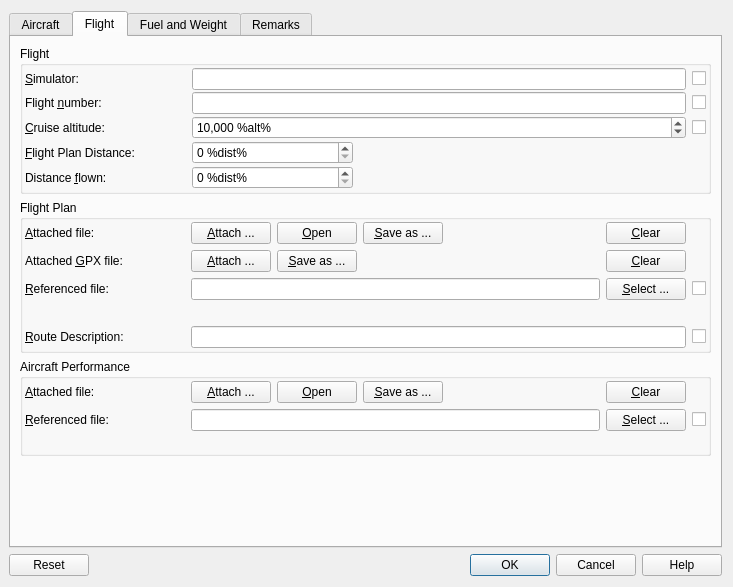
albar965/littlenavmap, file src/logbook/logdatadialog.ui: the form before one commit.
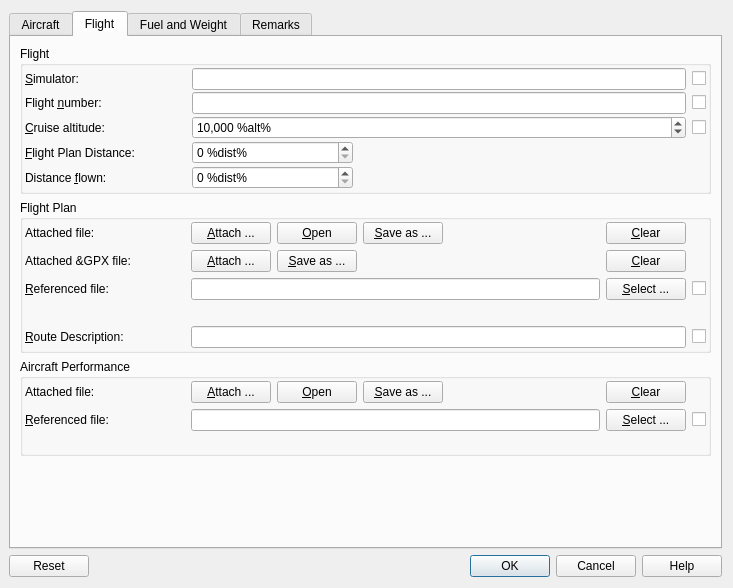
The form after the commit. The open tabs and pages were chosen to show the change.

Commit message: Corrected user interface for tab order and buddies.

Diff of the .ui file:
```diff
--- a/src/logbook/logdatadialog.ui
+++ b/src/logbook/logdatadialog.ui
@@ -7,7 +7,7 @@
     <x>0</x>
     <y>0</y>
     <width>733</width>
-    <height>587</height>
+    <height>588</height>
    </rect>
   </property>
   <property name="windowTitle">
@@ -852,9 +852,6 @@
             <property name="text">
              <string>Attached &amp;GPX file:</string>
             </property>
-            <property name="buddy">
-             <cstring>lineEditFlightPlanFile</cstring>
-            </property>
            </widget>
           </item>
           <item row="4" column="1" colspan="2">
@@ -914,10 +911,10 @@
              </size>
             </property>
             <property name="text">
-             <string>&amp;Attached file:</string>
+             <string>Attached file:</string>
             </property>
             <property name="buddy">
-             <cstring>lineEditFlightPlanFile</cstring>
+             <cstring>labelAttachedPlan</cstring>
             </property>
            </widget>
           </item>
@@ -1008,10 +1005,7 @@
              </size>
             </property>
             <property name="text">
-             <string>&amp;Attached file:</string>
-            </property>
-            <property name="buddy">
-             <cstring>lineEditFlightPerfFile</cstring>
+             <string>Attached file:</string>
             </property>
            </widget>
           </item>
```
The commit also changes 7 other files.
